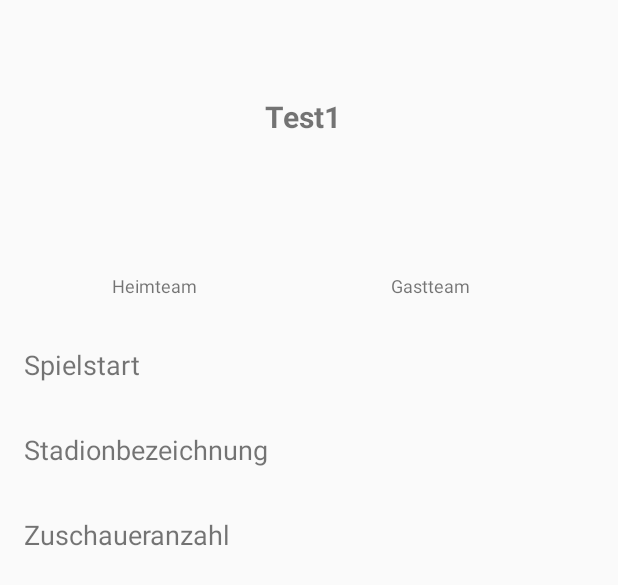
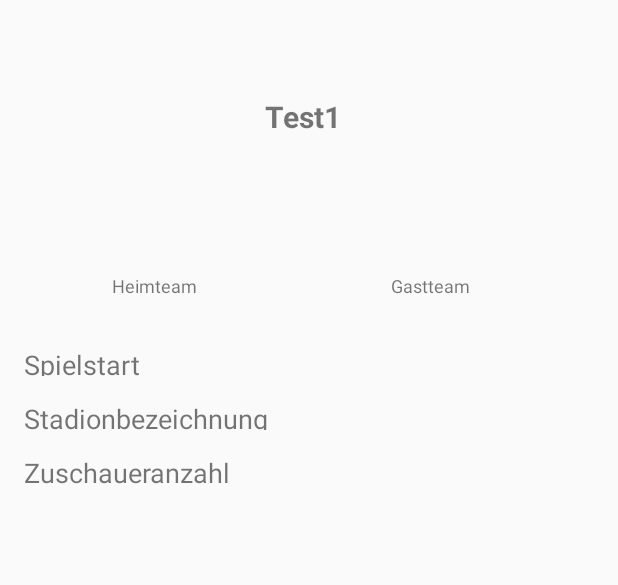
Before and after one commit to jayteaa/RecyclerView, an Android app: the layout ergebnisdetail.xml on its own in the app's theme, with its tools: preview values and no code run, on a phone screen of 412 x 824 dp. Shown: the top 585 px of the screen. Run offline under Robolectric (Android 15) with nearby library versions, the phone set to English and light mode, and no system bars; network calls fail.

```diff
--- a/app/src/main/res/layout/ergebnisdetail.xml
+++ b/app/src/main/res/layout/ergebnisdetail.xml
@@ -55,8 +55,8 @@
         android:layout_height="25dp"
         android:layout_centerVertical="false"
         android:layout_marginTop="100dp"
+        android:gravity="center"
         app:layout_constraintEnd_toStartOf="@+id/LogoGastmannschaftErg"
-        app:layout_constraintHorizontal_bias="0.485"
         app:layout_constraintStart_toEndOf="@+id/LogoHeimmannschaftErg"
         app:layout_constraintTop_toTopOf="parent" />
 
@@ -88,7 +88,7 @@
     <TextView
         android:id="@+id/SpielstartErg"
         android:layout_width="358dp"
-        android:layout_height="wrap_content"
+        android:layout_height="20dp"
         android:layout_marginStart="16dp"
         android:layout_marginTop="32dp"
         android:text="Spielstart"
@@ -99,9 +99,9 @@
     <TextView
         android:id="@+id/StadionErg"
         android:layout_width="358dp"
-        android:layout_height="wrap_content"
+        android:layout_height="20dp"
         android:layout_marginStart="16dp"
-        android:layout_marginTop="32dp"
+        android:layout_marginTop="16dp"
         android:text="Stadionbezeichnung"
         android:textSize="18sp"
         app:layout_constraintStart_toStartOf="parent"
@@ -110,9 +110,9 @@
     <TextView
         android:id="@+id/ZuschauerErg"
         android:layout_width="358dp"
-        android:layout_height="wrap_content"
+        android:layout_height="20dp"
         android:layout_marginStart="16dp"
-        android:layout_marginTop="32dp"
+        android:layout_marginTop="16dp"
         android:text="Zuschaueranzahl"
         android:textSize="18sp"
         app:layout_constraintStart_toStartOf="parent"
```
Also changed, not shown: app/src/main/java/de/eahjena/app/wi/recyclerview/ErgebnisActivity.java (+54 -16 lines), app/src/main/java/de/eahjena/app/wi/recyclerview/ErgebnisDetailActivity.java (+3 -158 lines).
